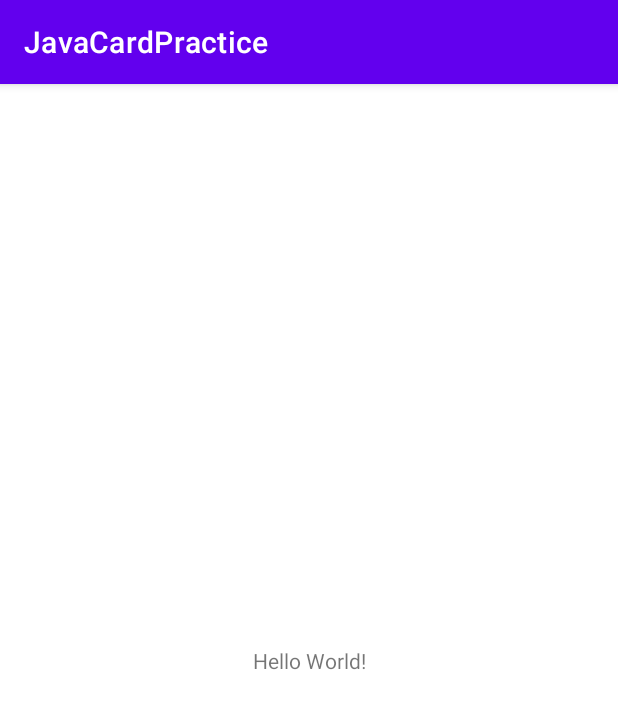
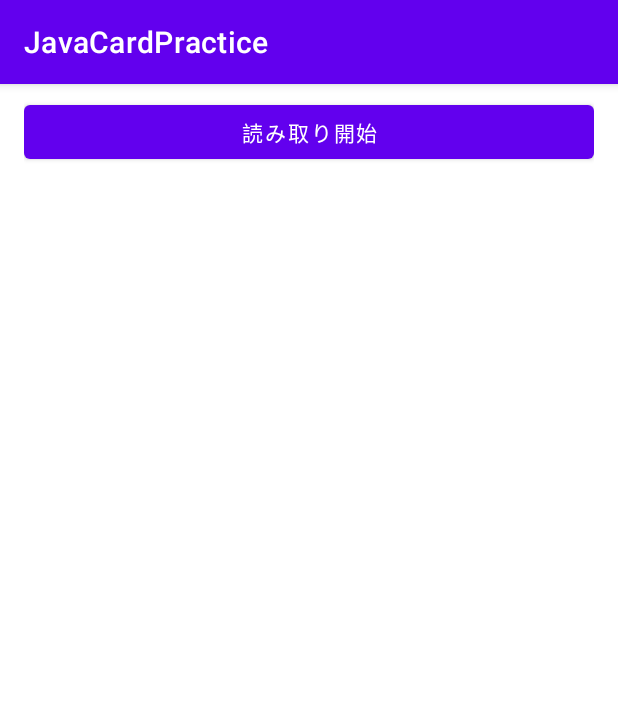
Before and after one commit to keiji/javacard-practice, an Android app: the screen it shows after launch (MainActivity), on a phone screen of 412 x 824 dp. Shown: the top 709 px of the screen. Run offline under Robolectric (Android 15) with nearby library versions, the phone set to English and light mode, and no system bars.

```diff
--- a/android-app/app/src/main/AndroidManifest.xml
+++ b/android-app/app/src/main/AndroidManifest.xml
@@ -2,6 +2,8 @@
 <manifest xmlns:android="http://schemas.android.com/apk/res/android"
     xmlns:tools="http://schemas.android.com/tools"
     package="dev.keiji.javacard">
+
+    <uses-permission android:name="android.permission.NFC" />
 
     <application
         android:allowBackup="true"
--- a/android-app/app/src/main/res/layout/activity_main.xml
+++ b/android-app/app/src/main/res/layout/activity_main.xml
@@ -1,18 +1,23 @@
 <?xml version="1.0" encoding="utf-8"?>
-<androidx.constraintlayout.widget.ConstraintLayout xmlns:android="http://schemas.android.com/apk/res/android"
+<androidx.appcompat.widget.LinearLayoutCompat xmlns:android="http://schemas.android.com/apk/res/android"
     xmlns:app="http://schemas.android.com/apk/res-auto"
     xmlns:tools="http://schemas.android.com/tools"
     android:layout_width="match_parent"
     android:layout_height="match_parent"
+    android:orientation="vertical"
+    android:paddingHorizontal="16dp"
+    android:paddingVertical="8dp"
     tools:context=".MainActivity">
 
+    <Button
+        android:id="@+id/start_reader"
+        android:layout_width="match_parent"
+        android:layout_height="wrap_content"
+        android:text="読み取り開始" />
+
     <TextView
-        android:layout_width="wrap_content"
-        android:layout_height="wrap_content"
-        android:text="Hello World!"
-        app:layout_constraintBottom_toBottomOf="parent"
-        app:layout_constraintEnd_toEndOf="parent"
-        app:layout_constraintStart_toStartOf="parent"
-        app:layout_constraintTop_toTopOf="parent" />
+        android:id="@+id/status"
+        android:layout_width="match_parent"
+        android:layout_height="wrap_content" />
 
-</androidx.constraintlayout.widget.ConstraintLayout>
+</androidx.appcompat.widget.LinearLayoutCompat>
```
Also changed, not shown: android-app/app/src/main/java/dev/keiji/javacard/MainActivity.kt (+124 -0 lines).
